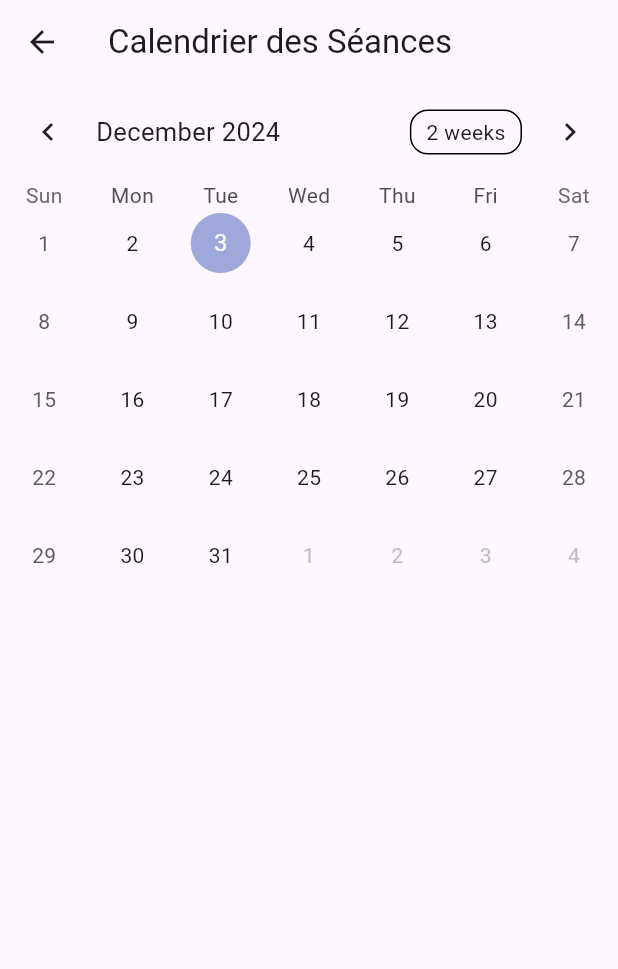
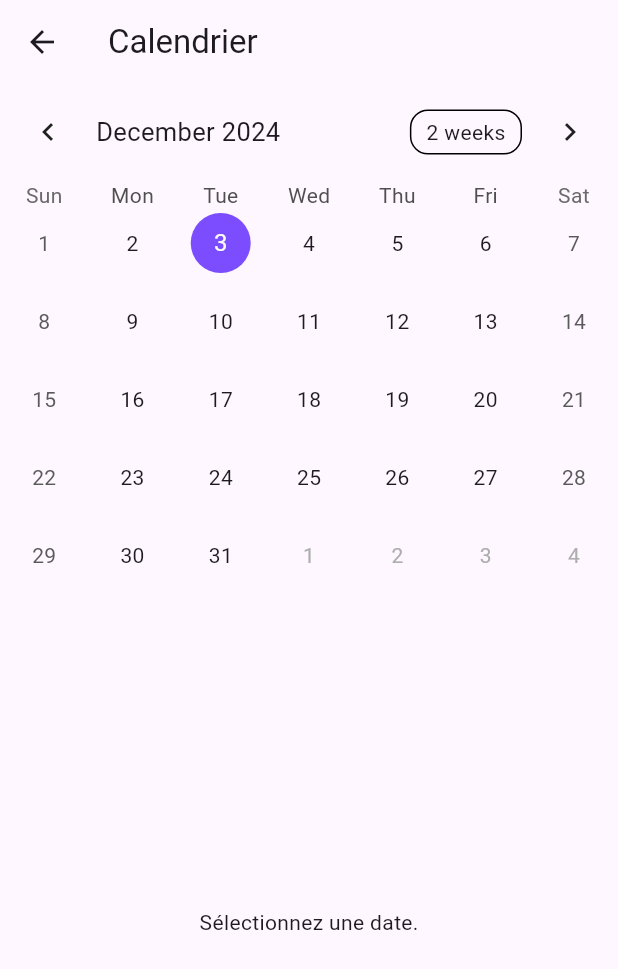
Before and after one commit to Roowka/GymbrOS, a Flutter app: the CalendarPage screen opened by its route, on a phone screen of 412 x 824 dp. Shown: the top 969 px of the screen. Run offline on Flutter 3.47's test engine with Material 3 defaults, Android fonts, the light colour scheme and no system bars; drawn by our look-alikes of table_calendar; our stand-ins replace sqflite; accounts and stored records are empty.

Commit message:
feat: calendar et program

```diff
--- a/lib/main.dart
+++ b/lib/main.dart
@@ -1,4 +1,5 @@
 import 'package:flutter/material.dart';
+import 'package:gymbros/src/features/providers/calendar_provider.dart';
 import 'package:gymbros/src/features/providers/session_provider.dart';
 import 'package:gymbros/src/features/providers/program_provider.dart';
 import 'package:provider/provider.dart';
@@ -25,6 +26,7 @@ void main() async {
     providers: [
       ChangeNotifierProvider(create: (_) => ProgramProvider()),
       ChangeNotifierProvider(create: (_) => SessionProvider()),
+      ChangeNotifierProvider(create: (_) => CalendarProvider()),
     ],
     child: MyApp(),
   ));
--- a/lib/src/features/calendar/calendar_page.dart
+++ b/lib/src/features/calendar/calendar_page.dart
@@ -1,28 +1,121 @@
 import 'package:flutter/material.dart';
+import 'package:provider/provider.dart';
 import 'package:table_calendar/table_calendar.dart';
+import 'package:gymbros/src/features/providers/calendar_provider.dart';
 
-class CalendarPage extends StatelessWidget {
+class CalendarPage extends StatefulWidget {
   const CalendarPage({Key? key}) : super(key: key);
 
   @override
+  State<CalendarPage> createState() => _CalendarPageState();
+}
+
+class _CalendarPageState extends State<CalendarPage> {
+  DateTime _focusedDay = DateTime.now();
+  DateTime? _selectedDay;
+
+  @override
   Widget build(BuildContext context) {
-    // Exemple d’événements planifiés
-    final events = {
-      DateTime(2023, 12, 4): ['Séance Pull'],
-      DateTime(2023, 12, 6): ['Séance Push'],
-      DateTime(2023, 12, 10): ['Séance Leg'],
-    };
+    final calendarProvider = Provider.of<CalendarProvider>(context);
+    final events = calendarProvider.events;
+
+    // Group events by date for quick lookup
+    final Map<DateTime, List<CalendarEvent>> eventsByDate = {};
+    for (var event in events) {
+      final date = DateTime(event.date.year, event.date.month, event.date.day);
+      if (!eventsByDate.containsKey(date)) {
+        eventsByDate[date] = [];
+      }
+      eventsByDate[date]!.add(event);
+    }
 
     return Scaffold(
       appBar: AppBar(
-        title: const Text('Calendrier des Séances'),
+        title: const Text('Calendrier'),
       ),
-      body: TableCalendar(
-        firstDay: DateTime.utc(2023, 1, 1),
-        lastDay: DateTime.utc(2024, 12, 31),
-        focusedDay: DateTime.now(),
-        eventLoader: (day) => events[day] ?? [],
+      body: Column(
+        children: [
+          TableCalendar(
+            firstDay: DateTime.now().subtract(const Duration(days: 365)),
+            lastDay: DateTime.now().add(const Duration(days: 365)),
+            focusedDay: _focusedDay,
+            selectedDayPredicate: (day) => isSameDay(_selectedDay, day),
+            onDaySelected: (selectedDay, focusedDay) {
+              setState(() {
+                _selectedDay = selectedDay;
+                _focusedDay = focusedDay;
+              });
+            },
+            calendarBuilders: CalendarBuilders(
+              markerBuilder: (context, day, _) {
+                final dayEvents = eventsByDate[day];
+                if (dayEvents != null && dayEvents.isNotEmpty) {
+                  return Positioned(
+                    bottom: 1,
+                    child: Container(
+                      width: 6,
+                      height: 6,
+                      decoration: const BoxDecoration(
+                        color: Colors.red,
+                        shape: BoxShape.circle,
+                      ),
+                    ),
+                  );
+                }
+                return null;
+              },
+            ),
+            eventLoader: (day) {
+              final normalizedDay =
+                  DateTime(day.year, day.month, day.day); // Remove time
+              return eventsByDate[normalizedDay] ?? [];
+            },
+            calendarStyle: const CalendarStyle(
+              markerDecoration: BoxDecoration(
+                color: Colors.red,
+                shape: BoxShape.circle,
+              ),
+              selectedDecoration: BoxDecoration(
+                color: Colors.deepPurple,
+                shape: BoxShape.circle,
+              ),
+              todayDecoration: BoxDecoration(
+                color: Colors.deepPurpleAccent,
+                shape: BoxShape.circle,
+              ),
+            ),
+          ),
+          const SizedBox(height: 10),
+          Expanded(
+            child: _selectedDay == null
+                ? const Center(child: Text('Sélectionnez une date.'))
+                : _buildEventList(
+                    eventsByDate[_selectedDay!] ?? [],
+                  ),
+          ),
+        ],
       ),
     );
   }
+
+  Widget _buildEventList(List<CalendarEvent> events) {
+    if (events.isEmpty) {
+      return const Center(child: Text('Aucun événement pour ce jour.'));
+    }
+
+    return ListView.builder(
+      itemCount: events.length,
+      itemBuilder: (context, index) {
+        final event = events[index];
+        return ListTile(
+          leading: const Icon(Icons.event, color: Colors.deepPurple),
+          title: Text(event.sessionName),
+          subtitle: Text(event.programName),
+          trailing: Text(
+            '${event.date.hour}:${event.date.minute.toString().padLeft(2, '0')}',
+          ),
+        );
+      },
+    );
+  }
 }
--- /dev/null
+++ b/lib/src/features/providers/calendar_provider.dart
@@ -0,0 +1,32 @@
+import 'package:flutter/material.dart';
+
+class CalendarEvent {
+  final DateTime date;
+  final String programName;
+  final String sessionName;
+
+  CalendarEvent({
+    required this.date,
+    required this.programName,
+    required this.sessionName,
+  });
+}
+
+class CalendarProvider with ChangeNotifier {
+  final List<CalendarEvent> _events = [];
+
+  List<CalendarEvent> get events => List.unmodifiable(_events);
+
+  void addEvent(CalendarEvent event) {
+    _events.add(event);
+    notifyListeners();
+  }
+
+  List<CalendarEvent> eventsOnDate(DateTime date) {
+    return _events.where((event) => isSameDay(event.date, date)).toList();
+  }
+
+  bool isSameDay(DateTime a, DateTime b) {
+    return a.year == b.year && a.month == b.month && a.day == b.day;
+  }
+}
```
Also changed, not shown: lib/src/data/database/dao/program_dao.dart (+7 -0 lines), lib/src/data/database/models/program_model.dart (+9 -2 lines), lib/src/features/program/page/program_details_page.dart (+85 -0 lines), lib/src/features/program/page/program_page.dart (+15 -12 lines), lib/src/features/program/page/program_planning_page.dart (+79 -34 lines), lib/src/features/providers/program_provider.dart (+11 -5 lines), lib/src/home.dart (+42 -25 lines).
